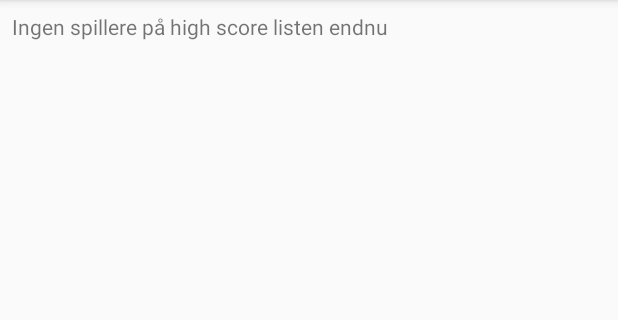
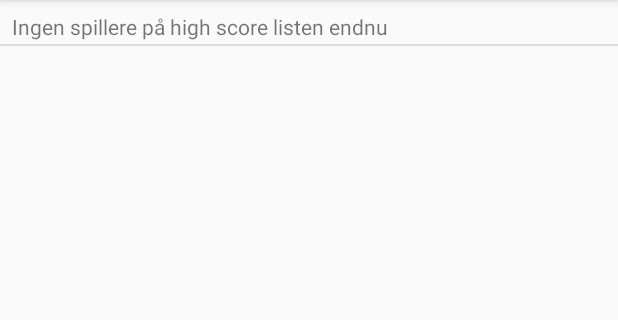
Before and after one commit to ande987a/Galgeleg, an Android app: the screen it shows after launch (Highscore_act), after a tap on "SE HIGHSCORE", on a phone screen of 412 x 824 dp, the part 84-404 px from its top. Run offline under Robolectric (Android 15) with nearby library versions, the phone set to English and light mode, and no system bars.

Commit message:
You can now choose between light theme and dark theme. Also added small visual update for the high score list.

```diff
--- a/app/src/main/java/com/example/galgeleg/Highscore_act.java
+++ b/app/src/main/java/com/example/galgeleg/Highscore_act.java
@@ -19,19 +19,20 @@ import java.util.Arrays;
 public class Highscore_act extends AppCompatActivity {
 
     private SharedPreferences prefs;
-
-
-    RecyclerView recyclerView;
-    String jsonText;
-    ArrayList<String> names;
-    Gson gson;
+    private ArrayList<String> names;
 
     @Override
     protected void onCreate(Bundle savedInstanceState) {
         super.onCreate(savedInstanceState);
+        prefs = PreferenceManager.getDefaultSharedPreferences(this);
+        if (prefs.getInt("theme", 0) == 0) {
+            setTheme(R.style.AppTheme);
+        } else {
+            setTheme(R.style.AppThemeDark);
+        }
         setContentView(R.layout.activity_highscore_act);
 
-        recyclerView = new RecyclerView(this);
+        RecyclerView recyclerView = new RecyclerView(this);
 
         recyclerView.setLayoutManager(new LinearLayoutManager(this));
         recyclerView.setAdapter(adapter);
@@ -39,12 +40,12 @@ public class Highscore_act extends AppCompatActivity {
         setContentView(recyclerView);
 
         prefs = PreferenceManager.getDefaultSharedPreferences(this);
-        gson = new Gson();
-        jsonText = prefs.getString("nameList",null);
-        if (jsonText == null){
+        Gson gson = new Gson();
+        String jsonText = prefs.getString("nameList", null);
+        if (jsonText == null) {
             names = new ArrayList<String>();
             names.add("");
-        }else{
+        } else {
             names = new ArrayList<String>(Arrays.asList(gson.fromJson(jsonText, String[].class)));
         }
     }
@@ -52,19 +53,20 @@ public class Highscore_act extends AppCompatActivity {
 
     RecyclerView.Adapter adapter = new RecyclerView.Adapter() {
         @Override
-        public int getItemCount()  {
+        public int getItemCount() {
             return names.size();
         }
 
         @Override
         public int getItemViewType(int position) {
-            if (names.get(position).startsWith("*")) return 1; //TODO Make it usefull or delete, cleanup needed
+            if (names.get(position).startsWith("*"))
+                return 1; //TODO Make it usefull or delete, cleanup needed
             else return 0;
         }
 
         @Override
         public RecyclerView.ViewHolder onCreateViewHolder(ViewGroup parent, int viewType) {
-            if (viewType==0) {
+            if (viewType == 0) {
                 View itemView = getLayoutInflater().inflate(R.layout.activity_highscore_act, parent, false);
                 ListeelemViewholder vh = new ListeelemViewholder(itemView);
                 vh.highscoreName = itemView.findViewById(R.id.playerHighscoreName);
@@ -72,18 +74,19 @@ public class Highscore_act extends AppCompatActivity {
                 return vh;
             } else {
                 View itemView = getLayoutInflater().inflate(android.R.layout.simple_list_item_1, parent, false);
-                return new RecyclerView.ViewHolder(itemView) {};
+                return new RecyclerView.ViewHolder(itemView) {
+                };
             }
         }
 
         @Override
         public void onBindViewHolder(RecyclerView.ViewHolder vh0, int position) {
-            if (getItemViewType(position)==0) {
+            if (getItemViewType(position) == 0) {
                 ListeelemViewholder vh = (ListeelemViewholder) vh0;
-                if (!names.get(position).equals("")){
-                    vh.highscoreName.setText("Navn: "+names.get(position));
-                    vh.highscoreWins.setText("Antal vundne spil: " + prefs.getInt(names.get(position),0));
-                }else{
+                if (!names.get(position).equals("")) {
+                    vh.highscoreName.setText("Navn: " + names.get(position));
+                    vh.highscoreWins.setText("Spil vundet: " + prefs.getInt(names.get(position), 0));
+                } else {
                     vh.highscoreName.setText("Ingen spillere på high score listen endnu");
                     vh.highscoreWins.setText("");
                 }
--- a/app/src/main/java/com/example/galgeleg/StartMenu_act.java
+++ b/app/src/main/java/com/example/galgeleg/StartMenu_act.java
@@ -3,18 +3,30 @@ package com.example.galgeleg;
 import androidx.appcompat.app.AppCompatActivity;
 
 import android.content.Intent;
+import android.content.SharedPreferences;
 import android.os.AsyncTask;
 import android.os.Bundle;
+import android.preference.PreferenceManager;
 import android.view.View;
+import android.widget.AdapterView;
+import android.widget.ArrayAdapter;
 import android.widget.Button;
+import android.widget.Spinner;
 import android.widget.Toast;
 
-public class StartMenu_act extends AppCompatActivity implements View.OnClickListener {
+public class StartMenu_act extends AppCompatActivity implements View.OnClickListener, AdapterView.OnItemSelectedListener {
     private Button playButton, helpButton, resetButton, drButton, highscoreButton;
+    private SharedPreferences prefs;
 
     @Override
     protected void onCreate(Bundle savedInstanceState) {
         super.onCreate(savedInstanceState);
+        prefs = PreferenceManager.getDefaultSharedPreferences(this);
+        if (prefs.getInt("theme", 0) == 0) {
+            setTheme(R.style.AppTheme);
+        } else {
+            setTheme(R.style.AppThemeDark);
+        }
         setContentView(R.layout.activity_start_menu_act);
 
         playButton = findViewById(R.id.startGame);
@@ -22,39 +34,46 @@ public class StartMenu_act extends AppCompatActivity implements View.OnClickList
         resetButton = findViewById(R.id.reset);
         drButton = findViewById(R.id.DR);
         highscoreButton = findViewById(R.id.highscore);
+        Spinner dropdown = findViewById(R.id.themeSelector);
 
         playButton.setOnClickListener(this);
         helpButton.setOnClickListener(this);
         resetButton.setOnClickListener(this);
         drButton.setOnClickListener(this);
         highscoreButton.setOnClickListener(this);
+
+        String[] items = new String[]{"Light theme", "Dark theme"};
+        ArrayAdapter<String> adapter = new ArrayAdapter<>(this, android.R.layout.simple_spinner_dropdown_item, items);
+        dropdown.setAdapter(adapter);
+        dropdown.setSelection(prefs.getInt("theme", 0), false); //set the item to be selected to prevent onItemSelected running when this activity is created
+        dropdown.setOnItemSelectedListener(this);
     }
 
     @Override
     public void onClick(View v) {
 
-        if (v==playButton){
+        if (v == playButton) {
             Intent i = new Intent(this, Game_act.class);
             startActivity(i);
         }
 
-        if (v==helpButton){
+        if (v == helpButton) {
             Intent i = new Intent(this, Help_act.class);
             startActivity(i);
         }
 
-        if (v==highscoreButton){
+        if (v == highscoreButton) {
             Intent i = new Intent(this, Highscore_act.class);
             startActivity(i);
         }
 
-        if (v==resetButton){
+        if (v == resetButton) {
             Game_act.logik.nulstil();
             Toast t = Toast.makeText(StartMenu_act.this, "Spillet blev nulstillet!", Toast.LENGTH_SHORT);
-            t.setGravity(200,0, 20);
+            t.setGravity(200, 0, 20);
             t.show();
         }
-        if (v==drButton) {
+        if (v == drButton) {
             playButton.setClickable(false);
             playButton.setText("Henter ord fra DR...");
 
@@ -63,7 +82,7 @@ public class StartMenu_act extends AppCompatActivity implements View.OnClickList
                 protected String doInBackground(Object... arg0) {
                     try {
                         Game_act.logik.hentOrdFraDr();
-                    }catch (Exception e){
+                    } catch (Exception e) {
                         e.printStackTrace();
                     }
                     return "finished";
@@ -80,4 +99,29 @@ public class StartMenu_act extends AppCompatActivity implements View.OnClickList
 
         }
     }
+
+    @Override
+    public void onItemSelected(AdapterView<?> parent, View view, int position, long id) {
+        if (position == 0 && prefs.getInt("theme", 0) == 1) {
+            //change from dark theme to light theme
+            prefs.edit().putInt("theme", 0).apply();
+            finish();
+            overridePendingTransition(0, 0);
+            startActivity(getIntent());
+            overridePendingTransition(0, 0);
+        }
+        else if (position == 1 && prefs.getInt("theme", 0) == 0) {
+            //change from light theme to dark theme
+            prefs.edit().putInt("theme", 1).apply();
+            finish();
+            overridePendingTransition(0, 0);
+            startActivity(getIntent());
+            overridePendingTransition(0, 0);
+        }
+    }
+
+    @Override
+    public void onNothingSelected(AdapterView<?> parent) {
+
+    }
 }
--- a/app/src/main/res/layout/activity_highscore_act.xml
+++ b/app/src/main/res/layout/activity_highscore_act.xml
@@ -13,9 +13,7 @@
         android:layout_height="wrap_content"
         android:layout_marginStart="8dp"
         android:layout_marginTop="8dp"
-        android:layout_marginEnd="8dp"
         android:text="Spiller navn"
-        app:layout_constraintEnd_toStartOf="@+id/playerHighscoreCount"
         app:layout_constraintStart_toStartOf="parent"
         app:layout_constraintTop_toTopOf="parent" />
 
@@ -23,10 +21,19 @@
         android:id="@+id/playerHighscoreCount"
         android:layout_width="wrap_content"
         android:layout_height="wrap_content"
-        android:layout_marginStart="8dp"
         android:layout_marginTop="8dp"
+        android:layout_marginEnd="8dp"
         android:text="Antal vundet"
-        app:layout_constraintStart_toEndOf="@+id/playerHighscoreName"
+        app:layout_constraintEnd_toEndOf="parent"
         app:layout_constraintTop_toTopOf="parent" />
 
+    <View
+        android:id="@+id/divider"
+        android:layout_width="match_parent"
+        android:layout_height="1dp"
+        android:layout_marginTop="2dp"
+        android:background="?android:attr/listDivider"
+        app:layout_constraintStart_toStartOf="parent"
+        app:layout_constraintTop_toBottomOf="@+id/playerHighscoreCount" />
+
 </androidx.constraintlayout.widget.ConstraintLayout>
--- a/app/src/main/res/values/styles.xml
+++ b/app/src/main/res/values/styles.xml
@@ -8,4 +8,11 @@
         <item name="colorAccent">@color/colorAccent</item>
     </style>
 
+    <style name="AppThemeDark" parent="Theme.AppCompat">
+        <!-- Customize your theme here. -->
+        <item name="colorPrimary">@color/colorPrimary</item>
+        <item name="colorPrimaryDark">@color/colorPrimaryDark</item>
+        <item name="colorAccent">@color/colorAccent</item>
+    </style>
+
 </resources>
```
Also changed, not shown: app/src/main/java/com/example/galgeleg/Galgelogik.java (+8 -8 lines), app/src/main/java/com/example/galgeleg/Game_act.java (+6 -2 lines), app/src/main/java/com/example/galgeleg/Help_act.java (+8 -0 lines), app/src/main/java/com/example/galgeleg/Loser_act.java (+8 -1 lines), app/src/main/java/com/example/galgeleg/Winner_act.java (+8 -1 lines), app/src/main/res/layout/activity_start_menu_act.xml (+7 -0 lines).
